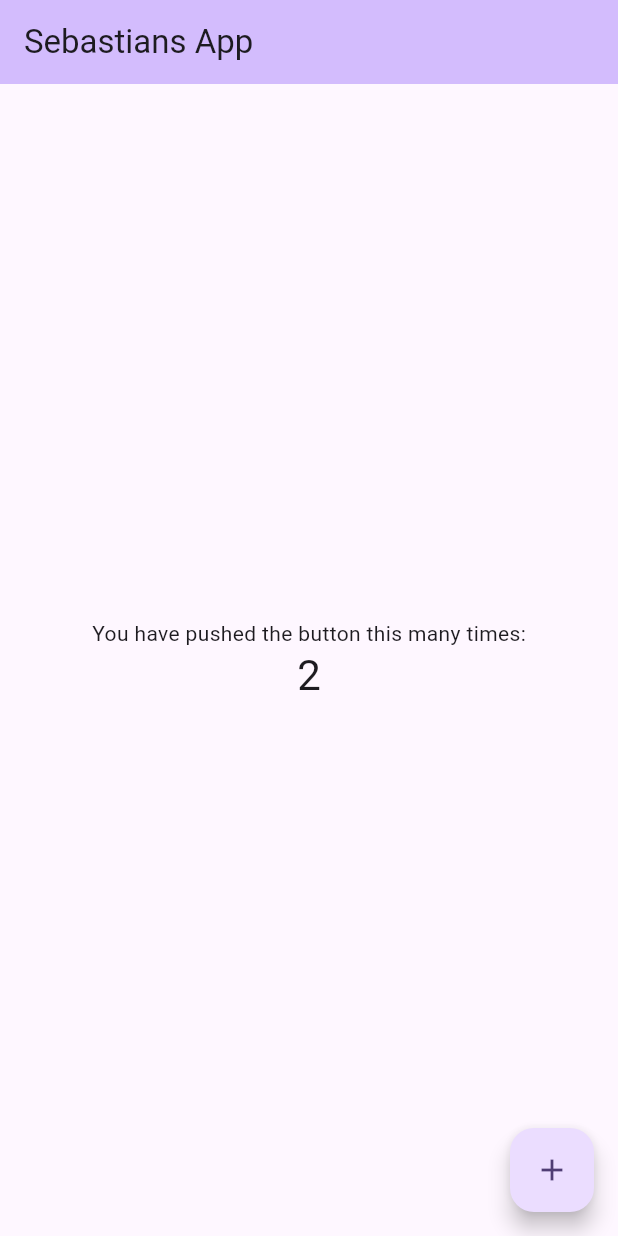
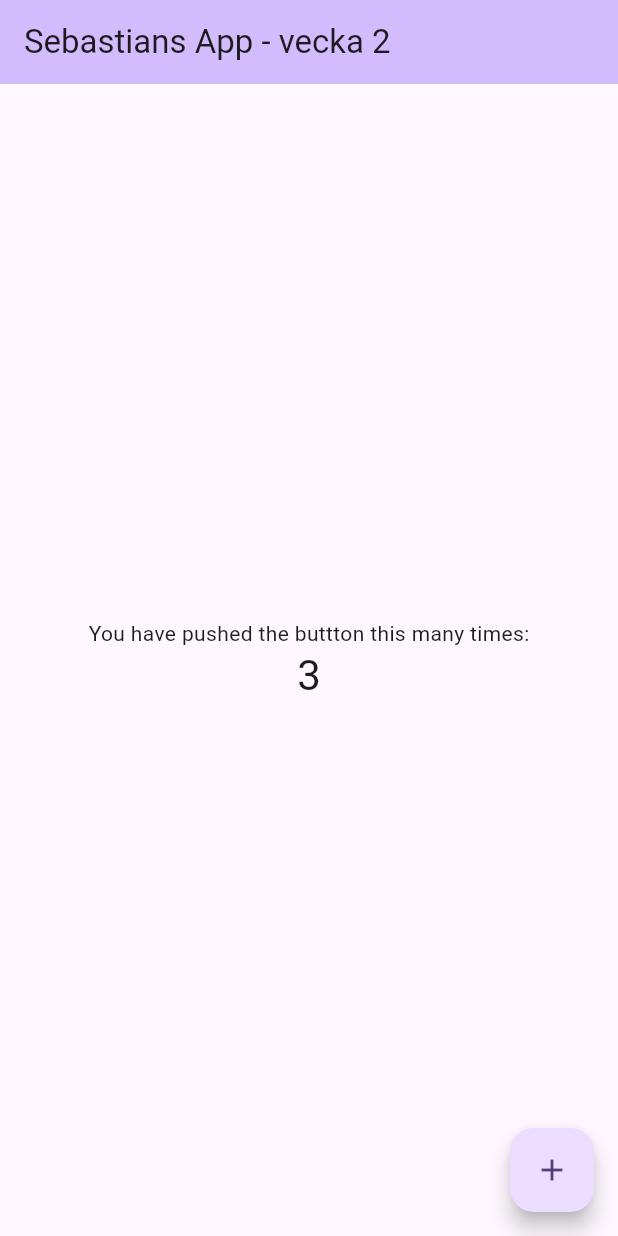
Before and after one commit to gu-tig333-ht23/xandse, a Flutter app: the screen it shows after launch, after a tap on the "add" icon, on a phone screen of 412 x 824 dp. Run offline on Flutter 3.47's test engine with Material 2 defaults, Android fonts, the phone set to English and light mode, and no system bars.

Commit message:
Färdig med vecka 2

```diff
--- a/lib/main.dart
+++ b/lib/main.dart
@@ -31,7 +31,7 @@ class MyApp extends StatelessWidget {
         colorScheme: ColorScheme.fromSeed(seedColor: Colors.deepPurple),
         useMaterial3: true,
       ),
-      home: const MyHomePage(title: 'Sebastians App'),
+      home: const MyHomePage(title: 'Sebastians App - vecka 2'),
     );
   }
 }
@@ -64,7 +64,7 @@ class _MyHomePageState extends State<MyHomePage> {
       // so that the display can reflect the updated values. If we changed
       // _counter without calling setState(), then the build method would not be
       // called again, and so nothing would appear to happen.
-      _counter += 2;
+      _counter += 3;
     });
   }
 
@@ -106,7 +106,7 @@ class _MyHomePageState extends State<MyHomePage> {
           mainAxisAlignment: MainAxisAlignment.center,
           children: <Widget>[
             const Text(
-              'You have pushed the button this many times:',
+              'You have pushed the buttton this many times:',
             ),
             Text(
               '$_counter',
```
